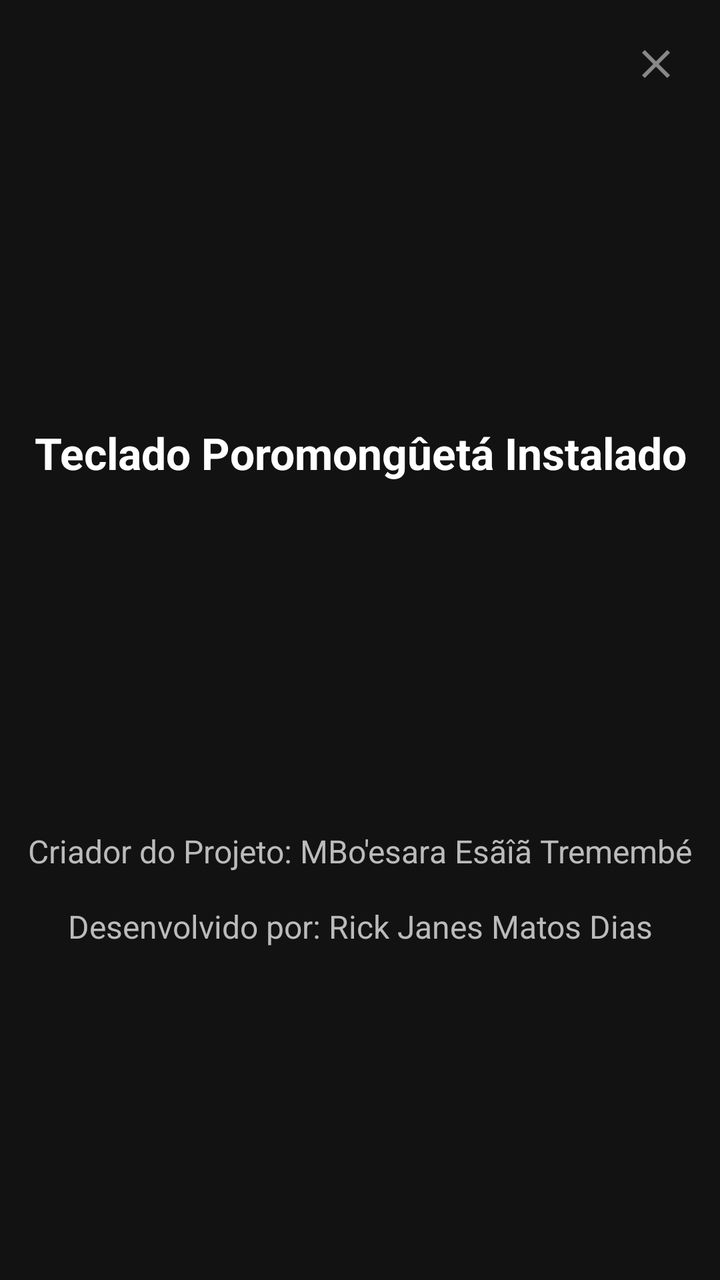
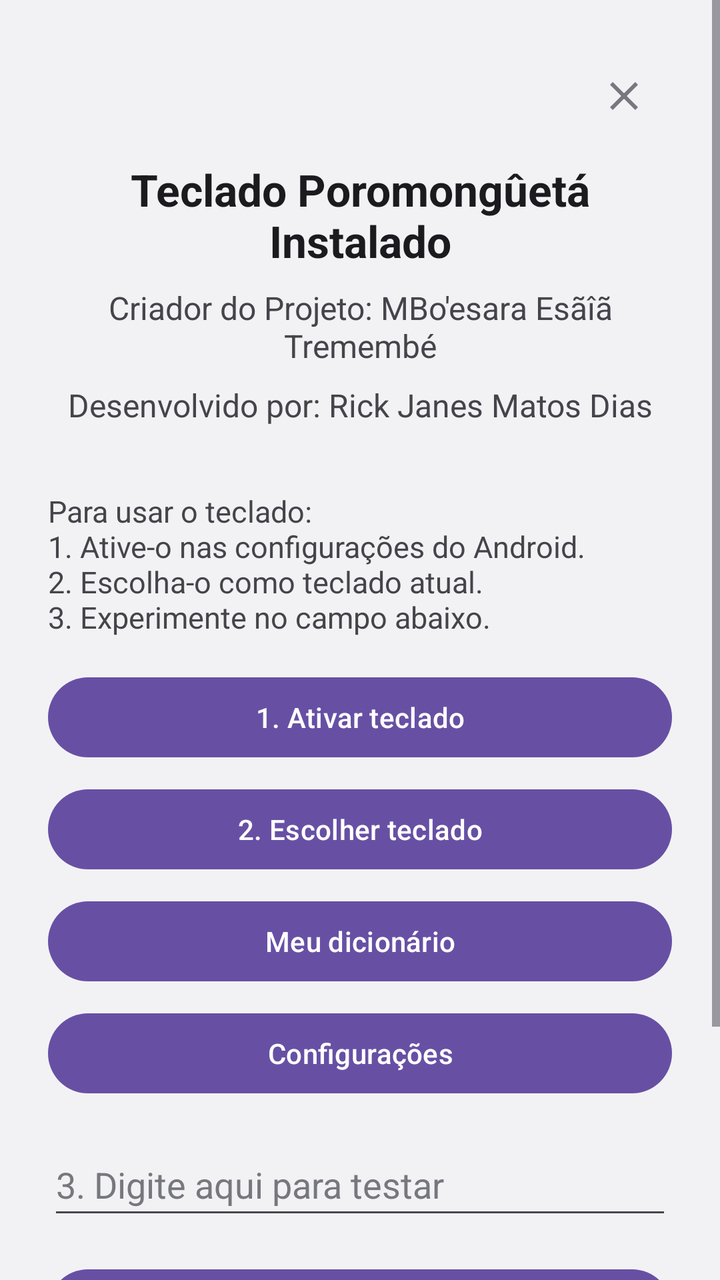

Two renders of the same Android screen: before a commit and after it. Below are the layout's source before the change and the commit's diff.
<!-- AndroidManifest.xml: application theme Theme.TecladoPoromongueta -->
<!-- res/layout/activity_main.xml -->
<?xml version="1.0" encoding="utf-8"?>
<androidx.constraintlayout.widget.ConstraintLayout xmlns:android="http://schemas.android.com/apk/res/android"
    xmlns:app="http://schemas.android.com/apk/res-auto"
    xmlns:tools="http://schemas.android.com/tools"
    android:id="@+id/main"
    android:layout_width="match_parent"
    android:layout_height="match_parent"
    android:background="#121212"
    tools:context=".MainActivity">

    <ImageButton
        android:id="@+id/btnFechar"
        android:layout_width="48dp"
        android:layout_height="48dp"
        android:background="?android:attr/selectableItemBackgroundBorderless"
        android:src="@drawable/ic_close"
        android:contentDescription="Fechar"
        android:tint="#888888"
        android:scaleType="center"
        app:layout_constraintTop_toTopOf="parent"
        app:layout_constraintEnd_toEndOf="parent"
        android:layout_marginTop="8dp"
        android:layout_marginEnd="8dp"/>

    
    <TextView
        android:id="@+id/titulo"
        android:layout_width="wrap_content"
        android:layout_height="wrap_content"
        android:text="Teclado Poromongûetá Instalado"
        android:textSize="22sp"
        android:textStyle="bold"
        android:textColor="#FFFFFF"
        android:gravity="center"
        android:textAlignment="center"

        app:layout_constraintTop_toTopOf="parent"
        app:layout_constraintBottom_toTopOf="@id/subtitulo"
        app:layout_constraintStart_toStartOf="parent"
        app:layout_constraintEnd_toEndOf="parent"
        app:layout_constraintVertical_chainStyle="packed"/>

    
    <TextView
        android:id="@+id/criadorProjeto"
        android:layout_width="wrap_content"
        android:layout_height="wrap_content"
        android:text="Criador do Projeto: MBo'esara Esãîã Tremembé"
        android:textSize="16sp"
        android:textColor="#BBBBBB"
        android:layout_marginTop="8dp"
        android:gravity="center"

        app:layout_constraintTop_toBottomOf="@id/titulo"
        app:layout_constraintBottom_toTopOf="@id/subtitulo"
        app:layout_constraintStart_toStartOf="parent"
        app:layout_constraintEnd_toEndOf="parent"
        app:layout_constraintVertical_chainStyle="packed"/>

    
    <TextView
        android:id="@+id/subtitulo"
        android:layout_width="wrap_content"
        android:layout_height="wrap_content"
        android:text="Desenvolvido por: Rick Janes Matos Dias"
        android:textSize="16sp"
        android:textColor="#BBBBBB"
        android:layout_marginTop="16dp"
        android:gravity="center"

        app:layout_constraintTop_toBottomOf="@id/criadorProjeto"
        app:layout_constraintBottom_toBottomOf="parent"
        app:layout_constraintStart_toStartOf="parent"
        app:layout_constraintEnd_toEndOf="parent"/>

</androidx.constraintlayout.widget.ConstraintLayout>
<!-- resources referenced by this layout -->
<resources>
  <!-- drawable ic_close (drawable) -->
  <vector xmlns:android="http://schemas.android.com/apk/res/android"
      android:width="24dp"
      android:height="24dp"
      android:viewportWidth="24"
      android:viewportHeight="24">
      <path
          android:fillColor="#888888"
          android:pathData="M19,6.41L17.59,5 12,10.59 6.41,5 5,6.41 10.59,12 5,17.59 6.41,19 12,13.41 17.59,19 19,17.59 13.41,12z"/>
  </vector>
  <style name="Theme.TecladoPoromongueta" parent="Base.Theme.TecladoPoromongueta" />
  <style name="Base.Theme.TecladoPoromongueta" parent="Theme.Material3.DayNight.NoActionBar">
          
          
      </style>
</resources>

<!-- the commit's change to res/layout/activity_main.xml (unified diff, before → after) -->
@@ -1,76 +1,123 @@
 <?xml version="1.0" encoding="utf-8"?>
-<androidx.constraintlayout.widget.ConstraintLayout xmlns:android="http://schemas.android.com/apk/res/android"
+<ScrollView xmlns:android="http://schemas.android.com/apk/res/android"
     xmlns:app="http://schemas.android.com/apk/res-auto"
     xmlns:tools="http://schemas.android.com/tools"
     android:id="@+id/main"
     android:layout_width="match_parent"
     android:layout_height="match_parent"
-    android:background="#121212"
+    android:background="@color/poro_bg"
+    android:fillViewport="true"
     tools:context=".MainActivity">
 
-    <ImageButton
-        android:id="@+id/btnFechar"
-        android:layout_width="48dp"
-        android:layout_height="48dp"
-        android:background="?android:attr/selectableItemBackgroundBorderless"
-        android:src="@drawable/ic_close"
-        android:contentDescription="Fechar"
-        android:tint="#888888"
-        android:scaleType="center"
-        app:layout_constraintTop_toTopOf="parent"
-        app:layout_constraintEnd_toEndOf="parent"
-        android:layout_marginTop="8dp"
-        android:layout_marginEnd="8dp"/>
+    <LinearLayout
+        android:layout_width="match_parent"
+        android:layout_height="wrap_content"
+        android:orientation="vertical"
+        android:padding="24dp">
 
-    
-    <TextView
-        android:id="@+id/titulo"
-        android:layout_width="wrap_content"
-        android:layout_height="wrap_content"
-        android:text="Teclado Poromongûetá Instalado"
-        android:textSize="22sp"
-        android:textStyle="bold"
-        android:textColor="#FFFFFF"
-        android:gravity="center"
-        android:textAlignment="center"
+        <ImageButton
+            android:id="@+id/btnFechar"
+            android:layout_width="48dp"
+            android:layout_height="48dp"
+            android:layout_gravity="end"
+            android:background="?android:attr/selectableItemBackgroundBorderless"
+            android:contentDescription="@string/close"
+            android:scaleType="center"
+            android:src="@drawable/ic_close"
+            app:tint="@color/poro_hint" />
 
-        app:layout_constraintTop_toTopOf="parent"
-        app:layout_constraintBottom_toTopOf="@id/subtitulo"
-        app:layout_constraintStart_toStartOf="parent"
-        app:layout_constraintEnd_toEndOf="parent"
-        app:layout_constraintVertical_chainStyle="packed"/>
+        <TextView
+            android:id="@+id/titulo"
+            android:layout_width="match_parent"
+            android:layout_height="wrap_content"
+            android:layout_marginTop="8dp"
+            android:gravity="center"
+            android:text="@string/main_title"
+            android:textColor="@color/poro_text"
+            android:textSize="22sp"
+            android:textStyle="bold" />
 
-    
-    <TextView
-        android:id="@+id/criadorProjeto"
-        android:layout_width="wrap_content"
-        android:layout_height="wrap_content"
-        android:text="Criador do Projeto: MBo'esara Esãîã Tremembé"
-        android:textSize="16sp"
-        android:textColor="#BBBBBB"
-        android:layout_marginTop="8dp"
-        android:gravity="center"
+        <TextView
+            android:id="@+id/criadorProjeto"
+            android:layout_width="match_parent"
+            android:layout_height="wrap_content"
+            android:layout_marginTop="8dp"
+            android:gravity="center"
+            android:text="@string/main_creator"
+            android:textColor="@color/poro_text_secondary"
+            android:textSize="16sp" />
 
-        app:layout_constraintTop_toBottomOf="@id/titulo"
-        app:layout_constraintBottom_toTopOf="@id/subtitulo"
-        app:layout_constraintStart_toStartOf="parent"
-        app:layout_constraintEnd_toEndOf="parent"
-        app:layout_constraintVertical_chainStyle="packed"/>
+        <TextView
+            android:id="@+id/subtitulo"
+            android:layout_width="match_parent"
+            android:layout_height="wrap_content"
+            android:layout_marginTop="8dp"
+            android:gravity="center"
+            android:text="@string/main_developer"
+            android:textColor="@color/poro_text_secondary"
+            android:textSize="16sp" />
 
-    
-    <TextView
-        android:id="@+id/subtitulo"
-        android:layout_width="wrap_content"
-        android:layout_height="wrap_content"
-        android:text="Desenvolvido por: Rick Janes Matos Dias"
-        android:textSize="16sp"
-        android:textColor="#BBBBBB"
-        android:layout_marginTop="16dp"
-        android:gravity="center"
+        <TextView
+            android:layout_width="match_parent"
+            android:layout_height="wrap_content"
+            android:layout_marginTop="32dp"
+            android:text="@string/main_steps"
+            android:textColor="@color/poro_text_secondary"
+            android:textSize="15sp" />
 
-        app:layout_constraintTop_toBottomOf="@id/criadorProjeto"
-        app:layout_constraintBottom_toBottomOf="parent"
-        app:layout_constraintStart_toStartOf="parent"
-        app:layout_constraintEnd_toEndOf="parent"/>
+        <Button
+            android:id="@+id/btnAtivar"
+            android:layout_width="match_parent"
+            android:layout_height="wrap_content"
+            android:layout_marginTop="16dp"
+            android:text="@string/main_enable" />
 
-</androidx.constraintlayout.widget.ConstraintLayout>
+        <Button
+            android:id="@+id/btnEscolher"
+            android:layout_width="match_parent"
+            android:layout_height="wrap_content"
+            android:layout_marginTop="8dp"
+            android:text="@string/main_choose" />
+
+        <Button
+            android:id="@+id/btnDicionario"
+            android:layout_width="match_parent"
+            android:layout_height="wrap_content"
+            android:layout_marginTop="8dp"
+            android:text="@string/main_dictionary" />
+
+        <Button
+            android:id="@+id/btnConfiguracoes"
+            android:layout_width="match_parent"
+            android:layout_height="wrap_content"
+            android:layout_marginTop="8dp"
+            android:text="@string/main_settings" />
+
+        <EditText
+            android:id="@+id/campoTeste"
+            android:layout_width="match_parent"
+            android:layout_height="wrap_content"
+            android:layout_marginTop="16dp"
+            android:hint="@string/main_test_hint"
+            android:importantForAutofill="no"
+            android:inputType="textCapSentences|textMultiLine"
+            android:minHeight="48dp"
+            android:textColor="@color/poro_text"
+            android:textColorHint="@color/poro_hint" />
+
+        <Button
+            android:id="@+id/btnLimpar"
+            android:layout_width="match_parent"
+            android:layout_height="wrap_content"
+            android:layout_marginTop="16dp"
+            android:text="@string/main_clear_learned" />
+
+        <TextView
+            android:layout_width="match_parent"
+            android:layout_height="wrap_content"
+            android:layout_marginTop="16dp"
+            android:text="@string/main_privacy"
+            android:textColor="@color/poro_text_muted"
+            android:textSize="13sp" />
+    </LinearLayout>
+</ScrollView>
<!-- resource entries referenced after the edit -->
@@ -1,5 +1,10 @@
 <!-- resources referenced by this layout -->
 <resources>
+  <color name="poro_bg">#F2F2F5</color>
+  <color name="poro_hint">#77777E</color>
+  <color name="poro_text">#1B1B1F</color>
+  <color name="poro_text_muted">#66666D</color>
+  <color name="poro_text_secondary">#44444A</color>
   <!-- drawable ic_close (drawable) -->
   <vector xmlns:android="http://schemas.android.com/apk/res/android"
       android:width="24dp"
@@ -7,9 +12,21 @@
       android:viewportWidth="24"
       android:viewportHeight="24">
       <path
-          android:fillColor="#888888"
+          android:fillColor="@color/poro_hint"
           android:pathData="M19,6.41L17.59,5 12,10.59 6.41,5 5,6.41 10.59,12 5,17.59 6.41,19 12,13.41 17.59,19 19,17.59 13.41,12z"/>
   </vector>
+  <string name="close">Fechar</string>
+  <string name="main_choose">2. Escolher teclado</string>
+  <string name="main_clear_learned">Limpar palavras aprendidas</string>
+  <string name="main_creator">Criador do Projeto: MBo\'esara Esãîã Tremembé</string>
+  <string name="main_developer">Desenvolvido por: Rick Janes Matos Dias</string>
+  <string name="main_dictionary">Meu dicionário</string>
+  <string name="main_enable">1. Ativar teclado</string>
+  <string name="main_privacy">O histórico de palavras fica criptografado somente neste aparelho. O teclado não usa internet e não aprende em campos de senha, e-mail ou endereço. A digitação por voz usa o reconhecimento de voz do próprio Android.</string>
+  <string name="main_settings">Configurações</string>
+  <string name="main_steps">Para usar o teclado:\n1. Ative-o nas configurações do Android.\n2. Escolha-o como teclado atual.\n3. Experimente no campo abaixo.</string>
+  <string name="main_test_hint">3. Digite aqui para testar</string>
+  <string name="main_title">Teclado Poromongûetá Instalado</string>
   <style name="Theme.TecladoPoromongueta" parent="Base.Theme.TecladoPoromongueta" />
   <style name="Base.Theme.TecladoPoromongueta" parent="Theme.Material3.DayNight.NoActionBar">
           
